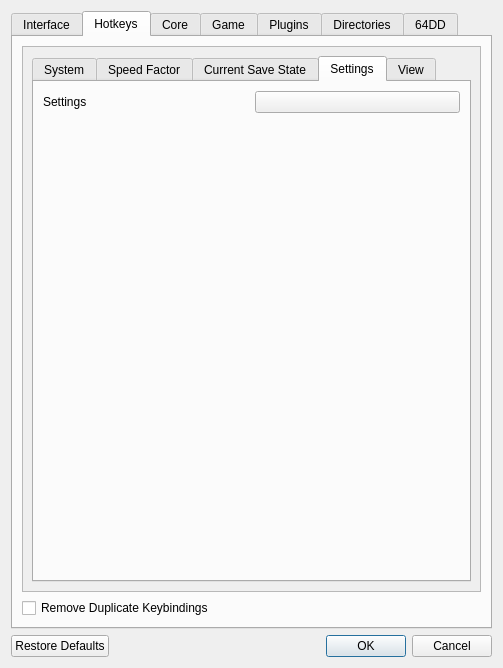
Before: the Qt Designer form Source/RMG/UserInterface/Dialog/SettingsDialog.ui in Rosalie241/RMG, drawn with Qt 5.
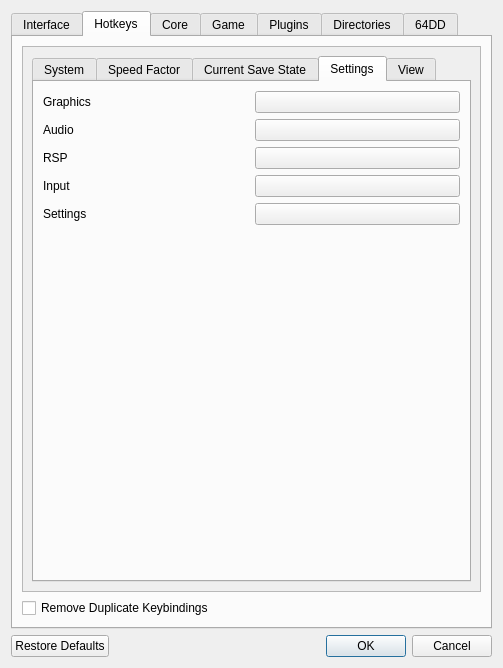
After: the same form once the commit is applied. The open tabs and pages were chosen to show the change. Icons and pictures are not drawn. Custom widgets are drawn as their Qt base class.

Commit message: RMG: use new settings hotkeys

Diff of the .ui file:
```diff
--- a/Source/RMG/UserInterface/Dialog/SettingsDialog.ui
+++ b/Source/RMG/UserInterface/Dialog/SettingsDialog.ui
@@ -1301,7 +1301,79 @@
                   <attribute name="title">
                    <string>Settings</string>
                   </attribute>
-                  <layout class="QVBoxLayout" name="verticalLayout_37">
+                  <layout class="QVBoxLayout" name="verticalLayout_14">
+                   <item>
+                    <layout class="QHBoxLayout" name="horizontalLayout_92">
+                     <item>
+                      <widget class="QLabel" name="label_85">
+                       <property name="text">
+                        <string>Graphics</string>
+                       </property>
+                      </widget>
+                     </item>
+                     <item>
+                      <widget class="KeybindButton" name="graphicsSettingsKeyButton">
+                       <property name="text">
+                        <string/>
+                       </property>
+                      </widget>
+                     </item>
+                    </layout>
+                   </item>
+                   <item>
+                    <layout class="QHBoxLayout" name="horizontalLayout_93">
+                     <item>
+                      <widget class="QLabel" name="label_87">
+                       <property name="text">
+                        <string>Audio</string>
+                       </property>
+                      </widget>
+                     </item>
+                     <item>
+                      <widget class="KeybindButton" name="audioSettingsKeyButton">
+                       <property name="text">
+                        <string/>
+                       </property>
+                      </widget>
+                     </item>
+                    </layout>
+                   </item>
+                   <item>
+                    <layout class="QHBoxLayout" name="horizontalLayout_94">
+                     <item>
+                      <widget class="QLabel" name="label_89">
+                       <property name="text">
+                        <string>RSP</string>
+                       </property>
+                      </widget>
+                     </item>
+                     <item>
+                      <widget class="KeybindButton" name="rspSettingsKeyButton">
+                       <property name="text">
+                        <string/>
+                       </property>
+                      </widget>
+                     </item>
+                    </layout>
+                   </item>
+                   <item>
+                    <layout class="QHBoxLayout" name="horizontalLayout_117">
+                     <item>
+                      <widget class="QLabel" name="label_90">
+                       <property name="text">
+                        <string>Input</string>
+                       </property>
+                      </widget>
+                     </item>
+                     <item>
+                      <widget class="KeybindButton" name="inputSettingsKeyButton">
+                       <property name="text">
+                        <string/>
+                       </property>
+                      </widget>
+                     </item>
+                    </layout>
+                   </item>
                    <item>
                     <layout class="QHBoxLayout" name="horizontalLayout_87">
                      <item>
```
The commit also changes 2 other files.
